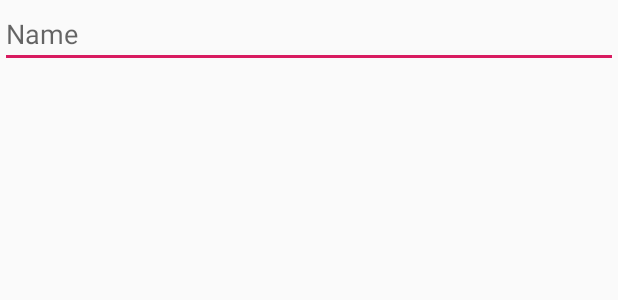
After one commit to cube1324/CodeTimer, an Android app: the layout edit_element_dialog.xml on its own in the app's theme, with its tools: preview values and no code run, on a phone screen of 412 x 824 dp. The commit adds this screen. Shown: the top 300 px of the screen. Run offline under Robolectric (Android 15) with nearby library versions, the phone set to English and light mode, and no system bars.

Commit message:
Added editDialog, still broken

```diff
--- /dev/null
+++ b/app/src/main/res/layout/edit_element_dialog.xml
@@ -0,0 +1,13 @@
+<?xml version="1.0" encoding="utf-8"?>
+<LinearLayout xmlns:android="http://schemas.android.com/apk/res/android"
+    android:orientation="vertical" android:layout_width="match_parent"
+    android:layout_height="match_parent">
+
+    <EditText
+        android:id="@+id/editText"
+        android:layout_width="match_parent"
+        android:layout_height="wrap_content"
+        android:ems="10"
+        android:hint="Name"
+        android:inputType="textPersonName" />
+</LinearLayout>
```
Also changed, not shown: app/src/main/java/com/example/codetimer/MainActivity.java (+35 -24 lines), app/src/main/java/com/example/codetimer/Support/EditDIalog.java (added, +71 -0 lines), app/src/main/java/com/example/codetimer/Support/ListElementAdapter.java (+20 -5 lines).
